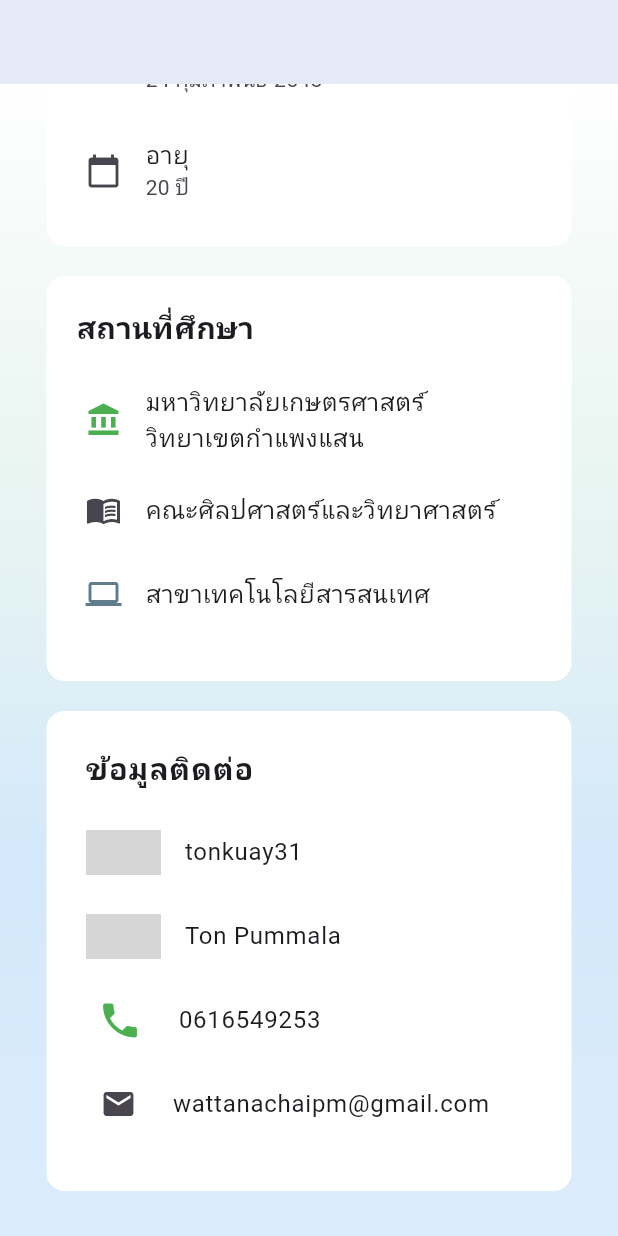
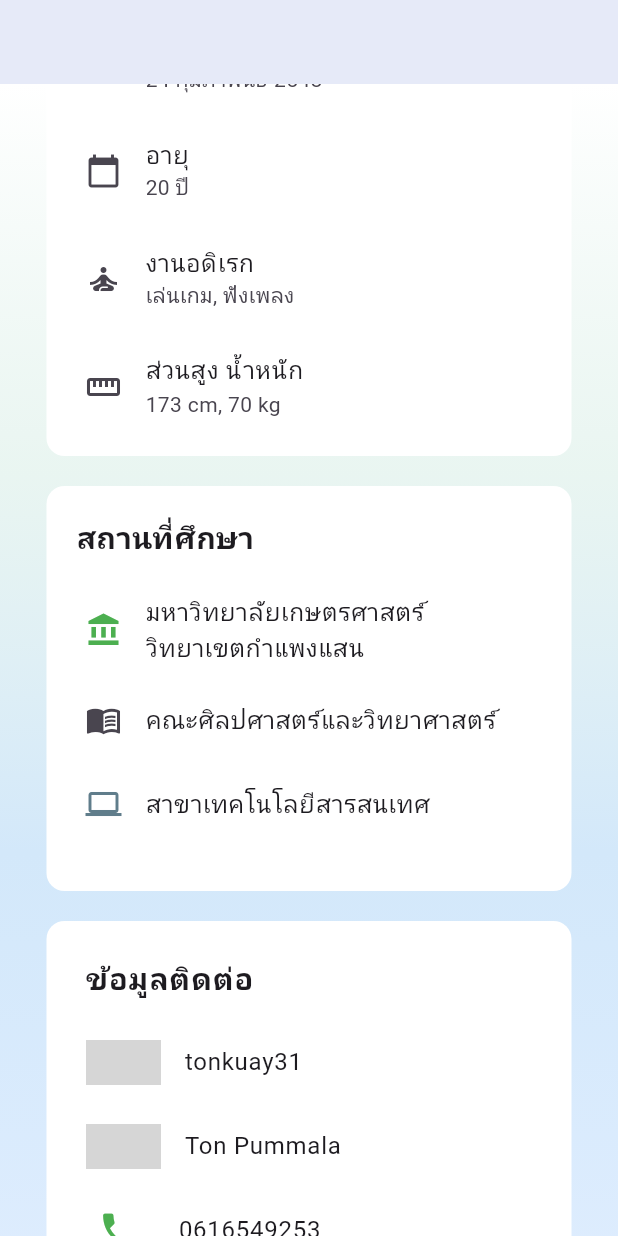
Before and after one commit to tonton-1/Personal-flutter, a Flutter app: the screen it shows after launch, scrolled down 461 dp, on a phone screen of 412 x 824 dp. Run offline on Flutter 3.47's test engine with Material 3 defaults, Android fonts, the phone set to English and light mode, and no system bars; our stand-ins replace google_fonts; network calls fail; grey boxes are pictures that could not be loaded.

Commit message:
Add height,weight ,hobby

```diff
--- a/lib/main.dart
+++ b/lib/main.dart
@@ -150,7 +150,7 @@ class MyApp extends StatelessWidget {
                                 ),
 
                                 Container(
-                                  height: 250,
+                                  height: 390,
 
                                   child: ListView(
                                     padding: EdgeInsets.all(10),
@@ -188,6 +188,16 @@ class MyApp extends StatelessWidget {
                                         leading: Icon(Icons.calendar_today),
                                         title: Text('อายุ'),
                                         subtitle: Text('20 ปี'),
+                                      ),
+                                      ListTile(
+                                        leading: Icon(Icons.self_improvement),
+                                        title: Text('งานอดิเรก'),
+                                        subtitle: Text('เล่นเกม, ฟังเพลง'),
+                                      ),
+                                      ListTile(
+                                        leading: Icon(Icons.straighten),
+                                        title: Text('ส่วนสูง นํ้าหนัก'),
+                                        subtitle: Text('173 cm, 70 kg'),
                                       ),
                                     ],
                                   ),
@@ -290,7 +300,7 @@ class MyApp extends StatelessWidget {
                                   leading: Image.network(
                                     width: 50,
                                     height: 30,
-                                    'https://cdn.discordapp.com/attachments/1248909596379320364/1396853293413564476/Logo_de_Facebook.png?ex=687f9881&is=687e4701&hm=e63cd2effc1763364984b9e068a3a217312d8f92608210735215172b702043d6&',
+                                    'https://i.postimg.cc/pV9JV4tP/Logo-de-Facebook.png',
                                   ),
                                   title: Text('Ton Pummala'),
                                 ),
```
